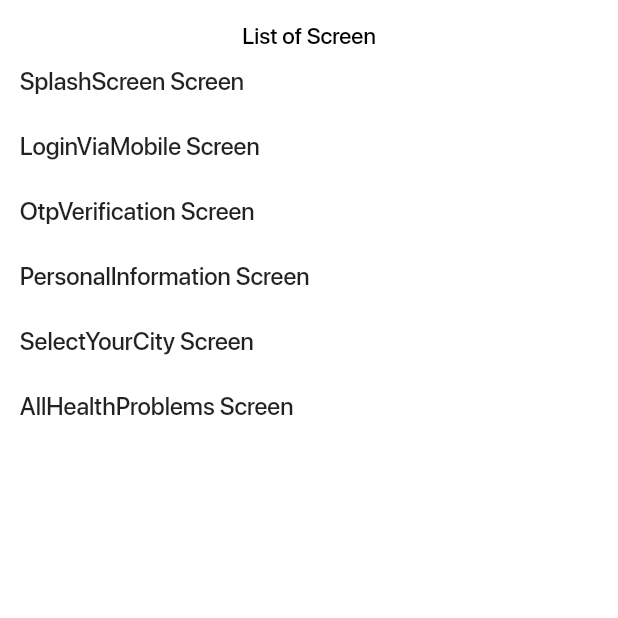
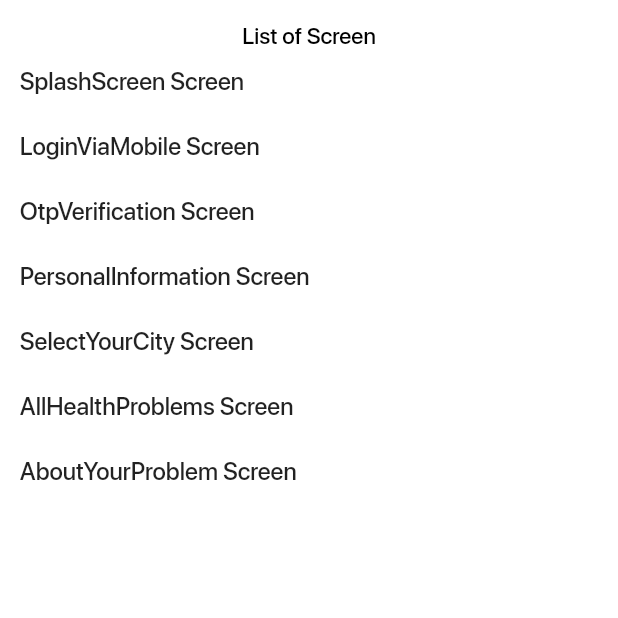
Before and after one commit to SomabhaiMistry/ths_user_app, a Flutter app: the screen it shows after launch, on a phone screen of 412 x 824 dp, the top half of it. Run offline on Flutter 3.47's test engine with Material 2 defaults, Android fonts, the phone set to English and light mode, and no system bars; our stand-ins replace dotted_line, flutter_screenutil, flutter_svg.

Commit message:
file Updated

```diff
--- a/lib/Styles/my_colors.dart
+++ b/lib/Styles/my_colors.dart
@@ -11,3 +11,4 @@ const light_black_3e4046 = Color(0xFF3e4046);
 const grays_424448 = Color(0xFF424448);
 const hint_txt_909196 = Color(0xFF909196);
 const line_gray_e2e2e6 = Color(0xFFe2e2e6);
+const bg_gray_f1eadc = Color(0xFFf1eadc);
--- a/lib/Styles/my_icons.dart
+++ b/lib/Styles/my_icons.dart
@@ -1,7 +1,9 @@
 const icon_logo = 'assets/images/icon_logo.png';
 const icon_dob = 'assets/images/icon_dob.png';
 const img_female = 'assets/images/img_female.png';
+const img_female_white = 'assets/images/img_female_white.png';
 const img_other = 'assets/images/img_other.png';
+const img_other_white = 'assets/images/img_other_white.png';
 
 
 
--- a/lib/Styles/my_strings.dart
+++ b/lib/Styles/my_strings.dart
@@ -13,3 +13,5 @@ var str_enter_your_name = "Enter Your Name";
 var str_enter_your_surname = "Enter Your Surname";
 var str_enter_your_email = "Enter Your email";
 var str_date_dob = "18/04/1992";
+var str_tell_us_about_your_problem = "Tell us about your problem";
+var str_no_of_page = "1/3";
--- a/lib/UIScreen/ListScreen.dart
+++ b/lib/UIScreen/ListScreen.dart
@@ -6,6 +6,7 @@ import 'package:ths_user_app/Styles/my_height.dart';
 import 'package:ths_user_app/UIScreen/personal_information.dart';
 import 'package:ths_user_app/UIScreen/spalsh_screen_ui.dart';
 
+import 'about_your_problem.dart';
 import 'all_health_problem.dart';
 import 'login_via_mobile.dart';
 import 'otp_verification.dart';
@@ -149,6 +150,25 @@ class ListScreen extends StatelessWidget {
                     ),
                   ),
                 ),
+                GestureDetector(
+                  onTap: () {
+                    Navigator.push(
+                        context,
+                        MaterialPageRoute(
+                          builder: (context) => AboutYourProblem(),
+                        ));
+                  },
+                  child: Padding(
+                    padding: EdgeInsets.symmetric(vertical: 12.h,horizontal: 12.w),
+                    child: Text(
+                      "AboutYourProblem Screen",
+                      style: TextStyle(
+                          color: Colors.black87,
+                          fontFamily: sfProDisplayMedium,
+                          fontSize: 16.sp),
+                    ),
+                  ),
+                ),
 
               ],
             ),
```
Also changed, not shown: lib/UIScreen/about_your_problem.dart (added, +70 -0 lines), assets/images/img_female_white.png (added), assets/images/img_other_white.png (added).
